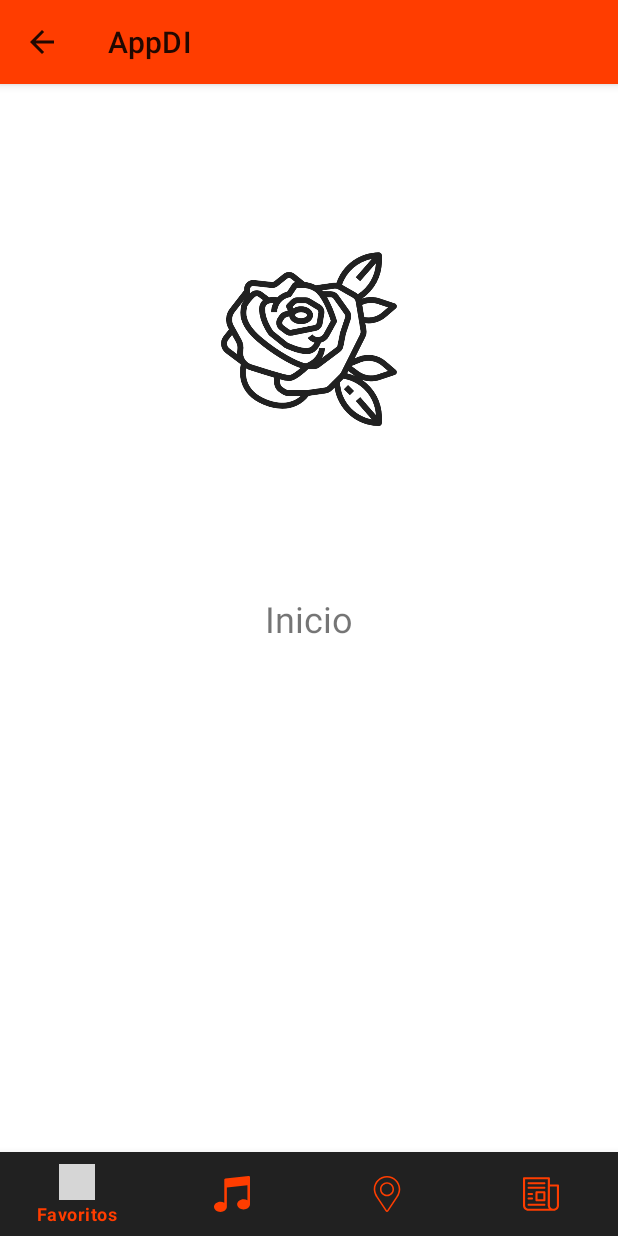
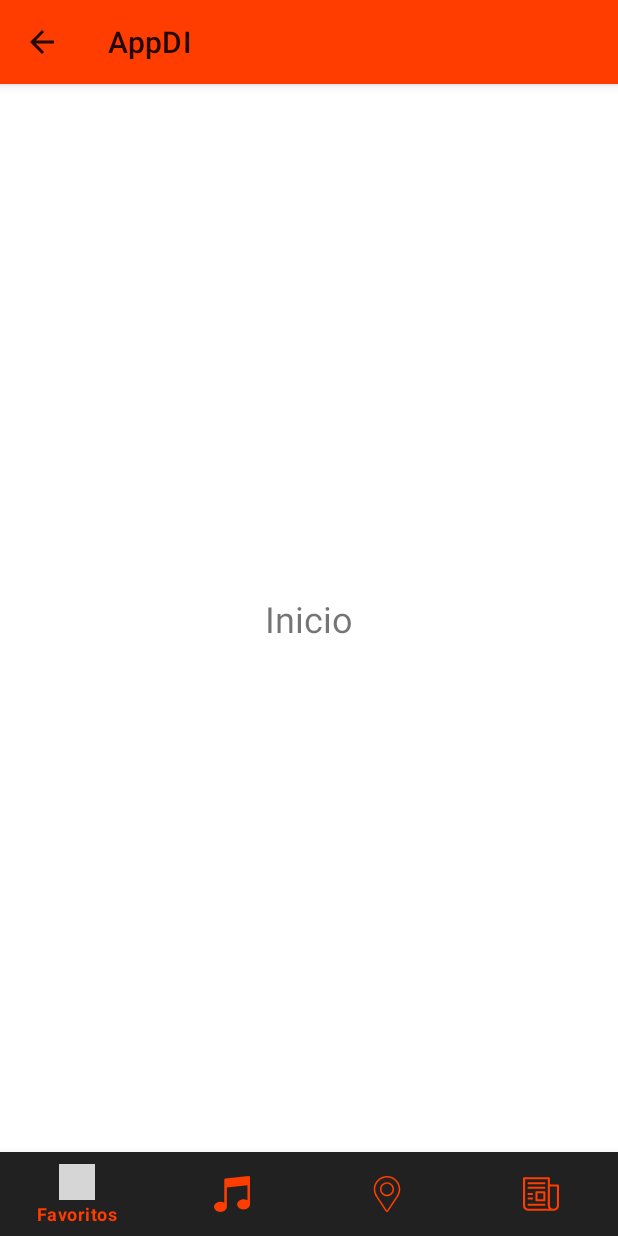
Before and after one commit to diegorc2000/AppDI2, an Android app: the MainActivity2 screen opened directly, with no data from a screen before it, on a phone screen of 412 x 824 dp. Run offline under Robolectric (Android 15) with nearby library versions, the light colour scheme and no system bars; Roboto replaces fonts that are not available here; grey boxes are pictures that could not be loaded.

Commit message:
Entrega final

```diff
--- a/app/src/main/res/layout/activity_main2.xml
+++ b/app/src/main/res/layout/activity_main2.xml
@@ -17,17 +17,6 @@
 
     </TextView>
 
-    <ImageView
-        android:id="@+id/imageView3"
-        android:layout_width="117dp"
-        android:layout_height="144dp"
-        app:layout_constraintBottom_toTopOf="@+id/tvInicio"
-        app:layout_constraintEnd_toEndOf="parent"
-        app:layout_constraintStart_toStartOf="parent"
-        app:layout_constraintTop_toTopOf="parent"
-        app:srcCompat="@drawable/rose"
-        app:tint="@color/primaryColor" />
-
 
     <com.google.android.material.bottomnavigation.BottomNavigationView
         android:id="@+id/bottom_navigation"
```
Also changed, not shown: 6 other files.
